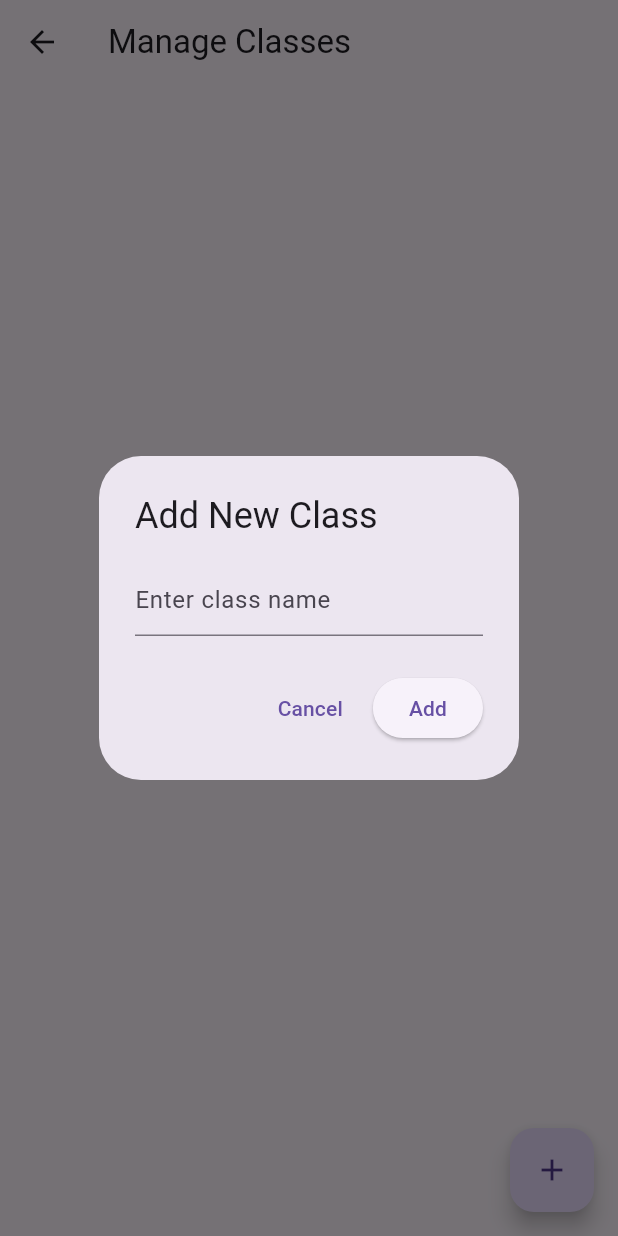
After one commit to surtalk/Surtaal, a Flutter app: the ClassesManagementScreen screen opened directly, after a tap on the "add" icon, on a phone screen of 412 x 824 dp. The commit adds this screen. Run offline on Flutter 3.47's test engine with Material 3 defaults, Android fonts, the phone set to English and light mode, and no system bars; our stand-ins replace cloud_firestore, firebase_auth, firebase_core, fluttertoast, google_sign_in; accounts and stored records are empty.

Commit message:
manage classes

```diff
--- /dev/null
+++ b/lib/features/admin_dashboard/screens/class_management.dart
@@ -0,0 +1,120 @@
+import 'package:flutter/material.dart';
+import 'package:cloud_firestore/cloud_firestore.dart';
+import 'class_details.dart';
+
+///
+/// ClassesManagementScreen: Allows the admin to create, view, and delete classes.
+/// Each class document in Firestore includes a 'name' and an array field 'students'.
+///
+///import 'package:flutter/material.dart';
+///
+class ClassesManagementScreen extends StatefulWidget {
+  @override
+  _ClassesManagementScreenState createState() => _ClassesManagementScreenState();
+}
+
+class _ClassesManagementScreenState extends State<ClassesManagementScreen> {
+  final TextEditingController _classNameController = TextEditingController();
+
+  // Add a new class document to Firestore.
+  Future<void> _addClass(String className) async {
+    await FirebaseFirestore.instance.collection('classes').add({
+      'name': className,
+      'students': [],
+      'timestamp': FieldValue.serverTimestamp(),
+    });
+  }
+
+  // Show a dialog to input a new class name.
+  void _showAddClassDialog() {
+    showDialog(
+      context: context,
+      builder: (context) {
+        return AlertDialog(
+          title: Text("Add New Class"),
+          content: TextField(
+            controller: _classNameController,
+            decoration: InputDecoration(hintText: "Enter class name"),
+          ),
+          actions: [
+            TextButton(
+              onPressed: () {
+                Navigator.of(context).pop();
+                _classNameController.clear();
+              },
+              child: Text("Cancel"),
+            ),
+            ElevatedButton(
+              onPressed: () async {
+                if (_classNameController.text.isNotEmpty) {
+                  await _addClass(_classNameController.text);
+                }
+                Navigator.of(context).pop();
+                _classNameController.clear();
+              },
+              child: Text("Add"),
+            ),
+          ],
+        );
+      },
+    );
+  }
+
+  // Delete a class document from Firestore.
+  Future<void> _deleteClass(String classId) async {
+    await FirebaseFirestore.instance.collection('classes').doc(classId).delete();
+  }
+
+  @override
+  Widget build(BuildContext context) {
+    return Scaffold(
+      appBar: AppBar(
+        title: Text("Manage Classes"),
+      ),
+      body: StreamBuilder<QuerySnapshot>(
+        stream: FirebaseFirestore.instance
+            .collection('classes')
+            .orderBy('timestamp', descending: true)
+            .snapshots(),
+        builder: (context, snapshot) {
+          if (snapshot.hasError) {
+            return Center(child: Text("Error: ${snapshot.error}"));
+          }
+          if (!snapshot.hasData) {
+            return Center(child: CircularProgressIndicator());
+          }
+          final classDocs = snapshot.data!.docs;
+          return ListView.builder(
+            itemCount: classDocs.length,
+            itemBuilder: (context, index) {
+              var doc = classDocs[index];
+              return ListTile(
+                title: Text(doc['name']),
+                trailing: IconButton(
+                  icon: Icon(Icons.delete),
+                  onPressed: () => _deleteClass(doc.id),
+                ),
+                onTap: () {
+                  Navigator.push(
+                    context,
+                    MaterialPageRoute(
+                      builder: (context) => ClassDetailScreen(
+                        classDocId: doc.id,
+                        className: doc['name'],
+                      ),
+                    ),
+                  );
+                },
+              );
+            },
+          );
+        },
+      ),
+      floatingActionButton: FloatingActionButton(
+        onPressed: _showAddClassDialog,
+        child: Icon(Icons.add),
+        tooltip: "Add New Class",
+      ),
+    );
+  }
+}
--- a/lib/main.dart
+++ b/lib/main.dart
@@ -19,6 +19,7 @@ class MyApp extends StatelessWidget {
      Widget build(BuildContext context) {
       return MaterialApp(
       debugShowCheckedModeBanner: false,
+      theme: ThemeData(primarySwatch: Colors.blue),
       home: LoginScreen(), // Start with the Login Screen
     );
      }
```
Also changed, not shown: lib/features/admin_dashboard/screens/class_details.dart (added, +154 -0 lines), lib/features/admin_dashboard/screens/dashboard_screen.dart (+19 -1 lines).
